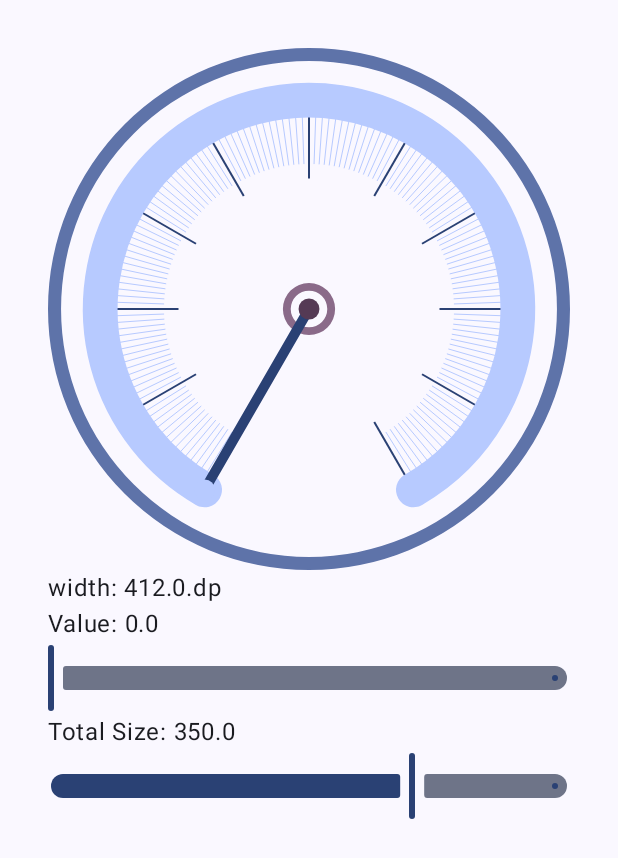
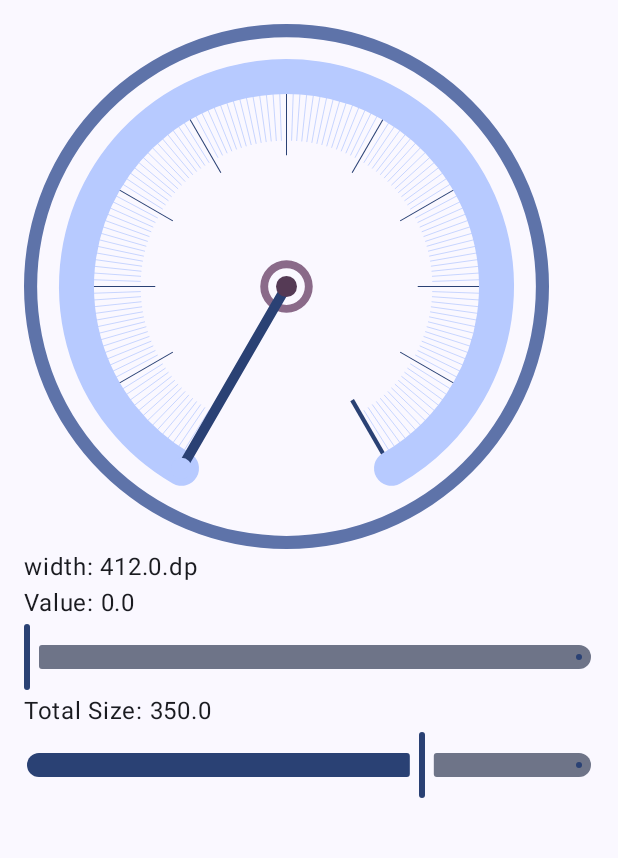
Before and after one commit to yamin8000/Gauge, an Android app built with Jetpack Compose: the screen it shows after launch (MainActivity), on a phone screen of 412 x 824 dp. Shown: the top 858 px of the screen. Run offline under Robolectric (Android 15) with nearby library versions, the phone set to English and light mode, and no system bars.

Commit message:
updated some comments and fixed marks drawing size

```diff
--- a/Gauge/src/main/java/com/github/yamin8000/gauge/Gauge.kt
+++ b/Gauge/src/main/java/com/github/yamin8000/gauge/Gauge.kt
@@ -78,7 +78,7 @@ fun Gauge(
     )
 ) {
     require(value in valueRange) { "Gauge value: $value is out of Gauge Value range $valueRange" }
-    require(numerics.sweepAngle < 360) { "Sweep angle: ${numerics.sweepAngle} cannot be bigger than 360 degrees, Sweep angles bigger than 360 degrees draws wrong arcs." }
+    require(numerics.sweepAngle in 1..360) { "Sweep angle: ${numerics.sweepAngle} must be from 1 to 360" }
 
     BoxWithConstraints(
         modifier = modifier.fillMaxWidth(),
@@ -178,8 +178,9 @@ private fun DrawScope.drawMarks(
     val startRatio = size.toPx().div(9f)
     for (degree in numerics.startAngle..totalAngle step numerics.marksStep) {
         val isPoint = degree % numerics.pointsStep == 0
+        val isStartOrEnd = isPoint && (degree == numerics.startAngle || degree == totalAngle)
         val endRatio = if (isPoint) size.toPx().div(4f) else size.toPx().div(4.5f)
-        val width = if (isPoint) 2f else 1f
+        val width = if (isPoint) size.div(500f).toPx() else size.div(700f).toPx()
         val markPointColor = if (isPoint) colors.markPoints else colors.marks
 
         val radian = Math.toRadians(degree.toDouble())
@@ -189,7 +190,7 @@ private fun DrawScope.drawMarks(
         val y = translate(sin, -1f..1f, 0f..size.toPx())
         drawLine(
             color = markPointColor,
-            strokeWidth = width,
+            strokeWidth = if (isStartOrEnd) width.times(4) else width,
             cap = StrokeCap.Butt,
             start = Offset(
                 x.minus(cos.times(startRatio)),
--- a/Gauge/src/main/java/com/github/yamin8000/gauge/GaugeNumerics.kt
+++ b/Gauge/src/main/java/com/github/yamin8000/gauge/GaugeNumerics.kt
@@ -22,7 +22,9 @@
 package com.github.yamin8000.gauge
 
 /**
- * GaugeNumerics represent mathematical numbers that are used to create the [Gauge]
+ * GaugeNumerics represent mathematical numbers that are used to create the [Gauge].
+ * It's highly advised to choose [startAngle] (like 120) and [sweepAngle] (like 300) from highly composite/abundant numbers,
+ * this way gauge is drawn more visually appealing.
  *
  * @param startAngle Gauge's starting angle, 0 represents 3 o'clock
  * @param sweepAngle size of degrees to draw the Gauge's arc and marks clockwise relative to [startAngle]
--- a/app/src/main/java/com/github/yamin8000/gauge/MainActivity.kt
+++ b/app/src/main/java/com/github/yamin8000/gauge/MainActivity.kt
@@ -49,7 +49,7 @@ class MainActivity : ComponentActivity() {
                     modifier = Modifier.fillMaxSize(),
                     content = {
                         Column(
-                            modifier = Modifier.padding(32.dp)
+                            modifier = Modifier.padding(16.dp)
                         ) {
                             val configuration = LocalConfiguration.current
                             val screenWidth = configuration.screenWidthDp.dp
```
